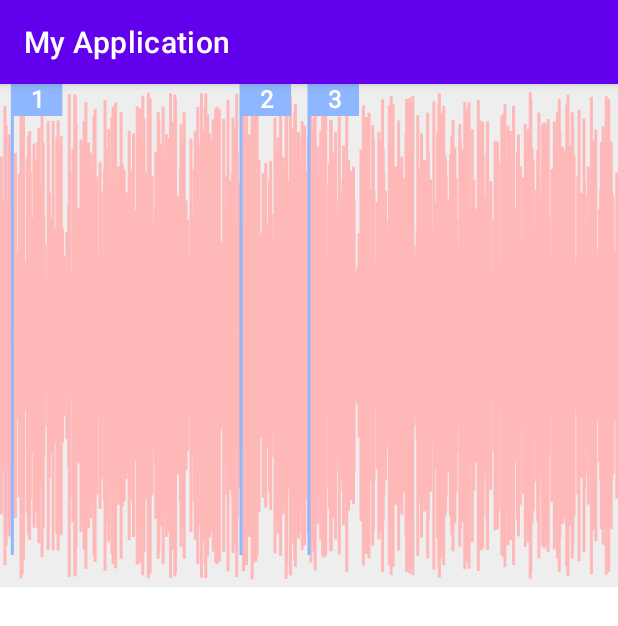
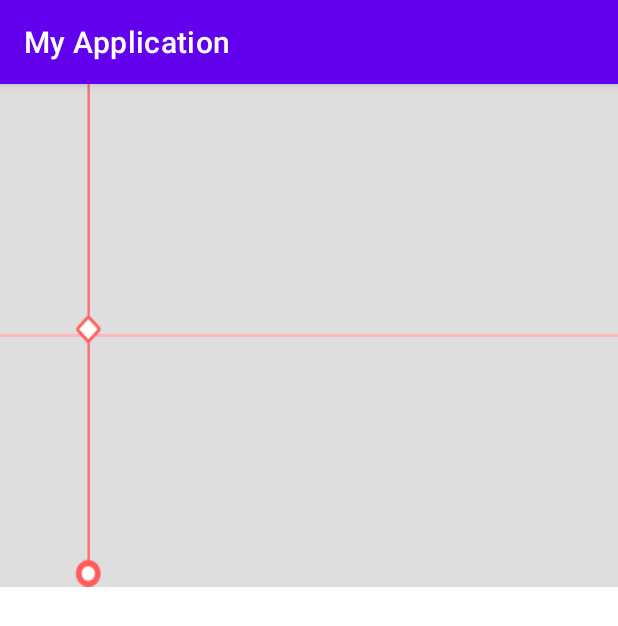
Before and after one commit to Dan-Yue/MyApplication, an Android app: the screen it shows after launch (MainActivity), on a phone screen of 412 x 824 dp. Shown: the top 626 px of the screen. Run offline under Robolectric (Android 15) with nearby library versions, the phone set to English and light mode, and no system bars.

Commit message:
自定义音波图-15

```diff
--- a/app/src/main/java/com/ybs/myapplication/MainActivity.kt
+++ b/app/src/main/java/com/ybs/myapplication/MainActivity.kt
@@ -9,9 +9,9 @@ class MainActivity : AppCompatActivity() {
     override fun onCreate(savedInstanceState: Bundle?) {
         super.onCreate(savedInstanceState)
         setContentView(R.layout.activity_main)
-        val recordedWave = findViewById<RecordedWave>(R.id.RecordedWave)
-        recordedWave.initData()
-        recordedWave.setFlagClickListener { pointF, i, fl, fl2 -> }
-        recordedWave.setScaleOffsetListener { fl, fl2 -> }
+//        val recordedWave = findViewById<RecordedWave>(R.id.RecordedWave)
+//        recordedWave.initData()
+//        recordedWave.setFlagClickListener { pointF, i, fl, fl2 -> }
+//        recordedWave.setScaleOffsetListener { fl, fl2 -> }
     }
 }
--- /dev/null
+++ b/app/src/main/java/com/ybs/myapplication/RecorderWave.kt
@@ -0,0 +1,28 @@
+package com.ybs.myapplication
+
+import android.annotation.SuppressLint
+import android.content.Context
+import android.util.AttributeSet
+import android.view.LayoutInflater
+import android.widget.LinearLayout
+
+/**
+ * Created by DanYue on 2022/6/14 16:48.
+ */
+class RecorderWave(context: Context, attrs: AttributeSet?, defStyleAttr: Int) :
+    LinearLayout(context, attrs, defStyleAttr) {
+
+    constructor(context: Context) : this(context, null, 0)
+
+    constructor(context: Context, attrs: AttributeSet?) : this(context, attrs, 0)
+
+    init {
+        initView(context)
+    }
+
+    @SuppressLint("ClickableViewAccessibility")
+    private fun initView(context: Context) {
+        LayoutInflater.from(context).inflate(R.layout.layout_recorder_wave, this, true)
+
+    }
+}
--- a/app/src/main/res/layout/activity_main.xml
+++ b/app/src/main/res/layout/activity_main.xml
@@ -1,15 +1,13 @@
 <?xml version="1.0" encoding="utf-8"?>
 <LinearLayout xmlns:android="http://schemas.android.com/apk/res/android"
-    xmlns:hc="http://schemas.android.com/apk/res-auto"
     android:layout_width="match_parent"
     android:layout_height="match_parent"
     android:orientation="vertical">
 
-    <com.ybs.myapplication.RecordedWave
+    <com.ybs.myapplication.RecorderWave
         android:id="@+id/RecordedWave"
         android:layout_width="match_parent"
         android:layout_height="335dp"
-        android:background="@color/hui"
-        hc:default_size="335dp" />
+        android:background="@color/hui" />
 
 </LinearLayout>
--- a/app/src/main/res/layout/layout_recorder_crop.xml
+++ b/app/src/main/res/layout/layout_recorder_crop.xml
@@ -28,7 +28,7 @@
                 android:layout_height="match_parent"
                 android:layout_marginStart="50dp"
                 android:scaleType="fitXY"
-                android:src="@mipmap/crop_start"/>
+                android:src="@mipmap/crop_start" />
 
             <ImageView
                 android:id="@+id/right"
--- /dev/null
+++ b/app/src/main/res/layout/layout_recorder_wave.xml
@@ -0,0 +1,22 @@
+<?xml version="1.0" encoding="utf-8"?>
+<FrameLayout xmlns:android="http://schemas.android.com/apk/res/android"
+    xmlns:hc="http://schemas.android.com/apk/res-auto"
+    android:layout_width="match_parent"
+    android:layout_height="match_parent">
+
+    <com.ybs.myapplication.RecordedWave
+        android:id="@+id/RecordedWave"
+        android:layout_width="match_parent"
+        android:layout_height="335dp"
+        android:background="@color/hui"
+        hc:default_size="335dp" />
+
+    <ImageView
+        android:id="@+id/left"
+        android:layout_width="18dp"
+        android:layout_height="335dp"
+        android:layout_marginStart="50dp"
+        android:scaleType="fitXY"
+        android:src="@mipmap/crop_start" />
+
+</FrameLayout>
```
